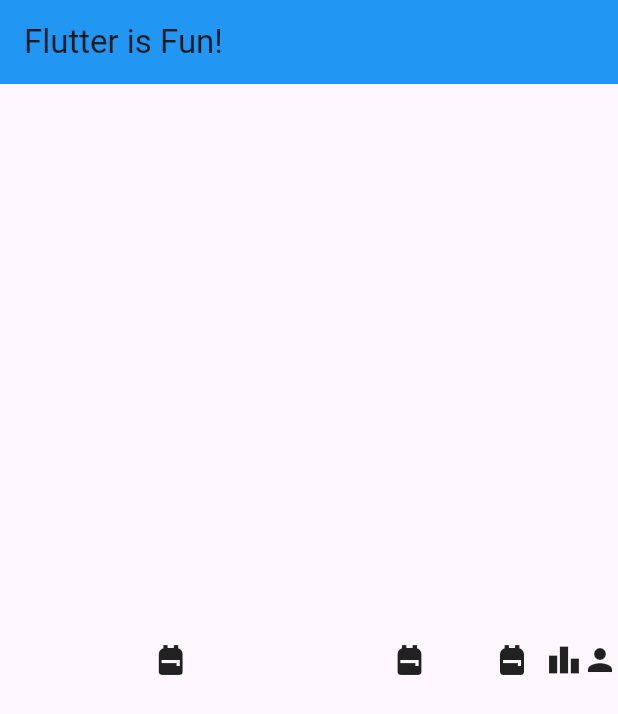
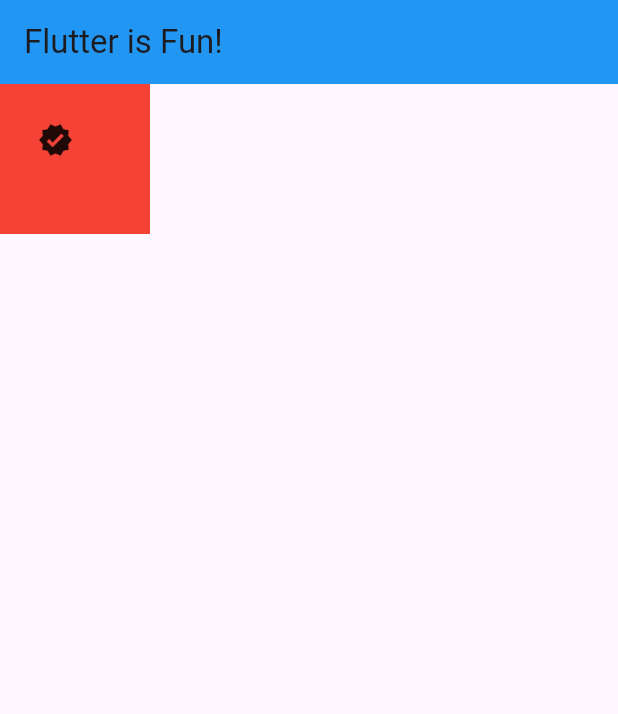
Before and after one commit to havardekodehode/fireshipfluttertutorialapp1, a Flutter app: the screen it shows after launch, on a phone screen of 412 x 824 dp. Shown: the top 714 px of the screen. Run offline on Flutter 3.47's test engine with Material 3 defaults, Android fonts, the phone set to English and light mode, and no system bars.

Commit message:
Stack widget, positsioning children relatively and absolute

```diff
--- a/lib/main.dart
+++ b/lib/main.dart
@@ -15,17 +15,25 @@
           backgroundColor: Colors.blue,
           title: const Text('Flutter is Fun!'),
         ),
-          body: Row(
-            mainAxisAlignment: MainAxisAlignment.spaceBetween,
-            crossAxisAlignment: CrossAxisAlignment.stretch,
+        body: Stack(
           children: [
-              Expanded(flex: 5, child: Icon(Icons.backpack)),
-              Expanded(flex: 2, child: Icon(Icons.backpack)),
-              Expanded(flex: 1, child: Icon(Icons.backpack)),
-              Icon(Icons.leaderboard),
-              Icon(Icons.person),
+            Container(
+              color: Colors.red,
+              width: 100,
+              height: 100,
+            ),
+            Positioned(
+              child: Icon(Icons.verified),
+              top: 25,
+              left: 25,
+            ),
+            // Align(
+            //   child: Icon(Icons.verified),
+            //   alignment: Center,
+            // ),
           ],
-          )),
+        ),
+      ),
     );
   }
 }
```
Lines whose indentation alone changed are shown as unchanged.
